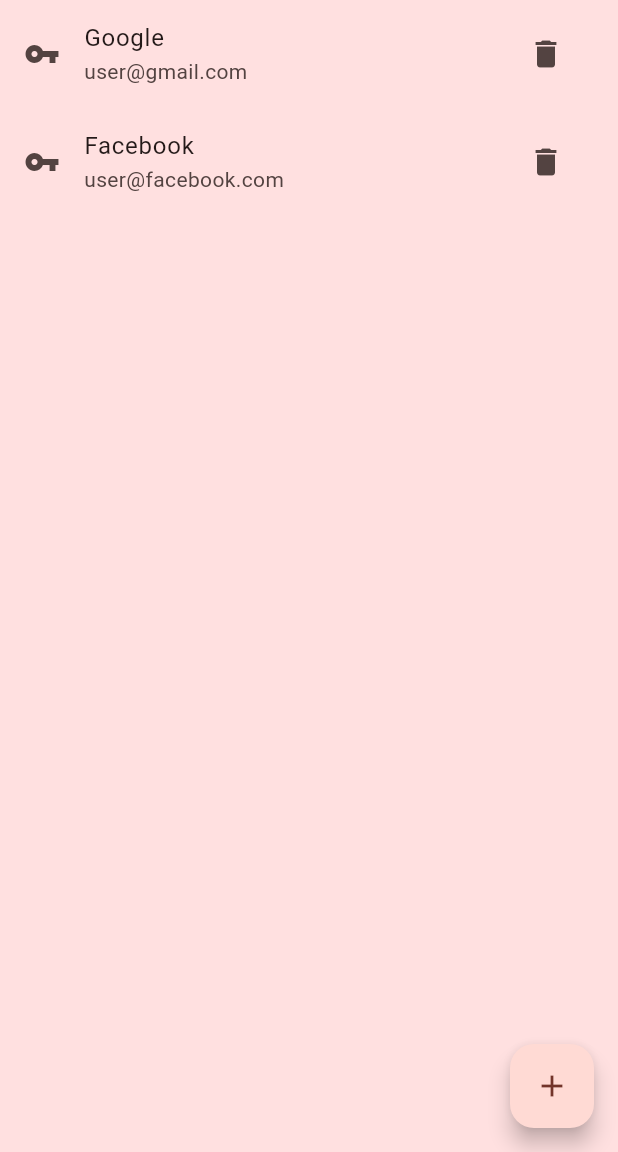
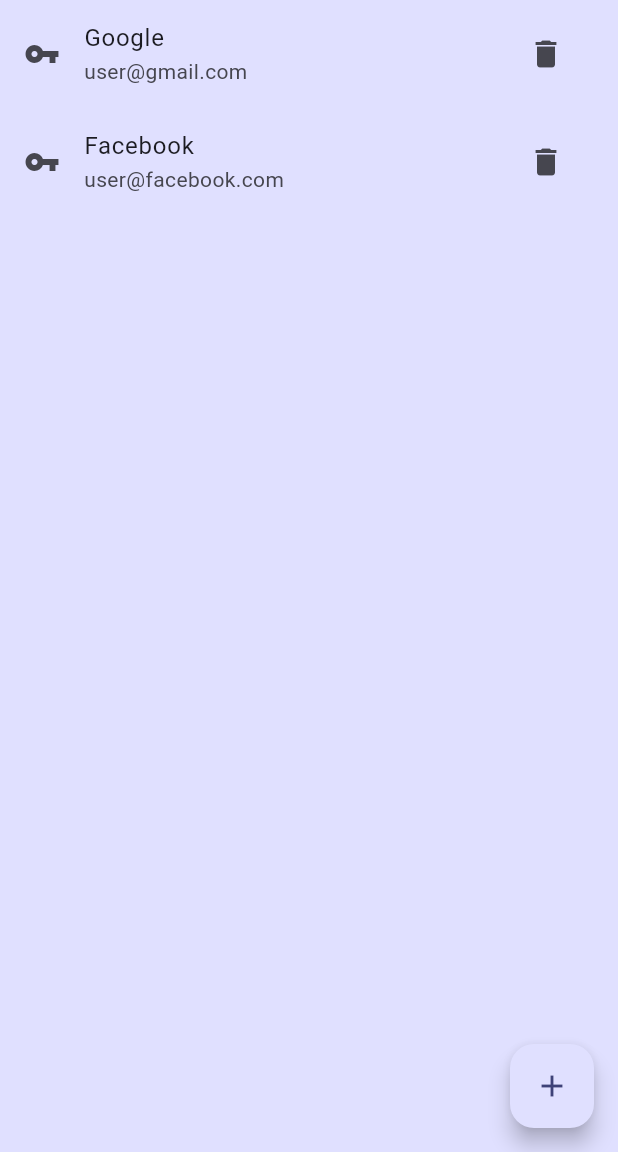
Before and after one commit to could-ai/01984187-8b40-7094-b764-c02460f21847, a Flutter app: the screen it shows after launch, on a phone screen of 412 x 824 dp, the part 84-1236 px from its top. Run offline on Flutter 3.47's test engine with Material 3 defaults, Android fonts, the phone set to English and light mode, and no system bars.

Commit message:
将应用背景色更改为蓝色主题，包括浅色和深色模式下的背景色

```diff
--- a/usr/lib/main.dart
+++ b/usr/lib/main.dart
@@ -15,18 +15,18 @@ class MyApp extends StatelessWidget {
       debugShowCheckedModeBanner: false,
       theme: ThemeData(
         colorScheme: ColorScheme.fromSeed(
-          seedColor: const Color(0xFFFF0000), // Red color
+          seedColor: const Color(0xFF0000FF), // Blue color
         ),
         useMaterial3: true,
-        scaffoldBackgroundColor: const Color(0xFFFFE0E0), // Light red background
+        scaffoldBackgroundColor: const Color(0xFFE0E0FF), // Light blue background
       ),
       darkTheme: ThemeData(
         colorScheme: ColorScheme.fromSeed(
-          seedColor: const Color(0xFFFF0000), // Red color
+          seedColor: const Color(0xFF0000FF), // Blue color
           brightness: Brightness.dark,
         ),
         useMaterial3: true,
-        scaffoldBackgroundColor: const Color(0xFF4A0000), // Dark red background
+        scaffoldBackgroundColor: const Color(0xFF00004A), // Dark blue background
       ),
       themeMode: ThemeMode.system,
       home: const PasswordListScreen(),
```
